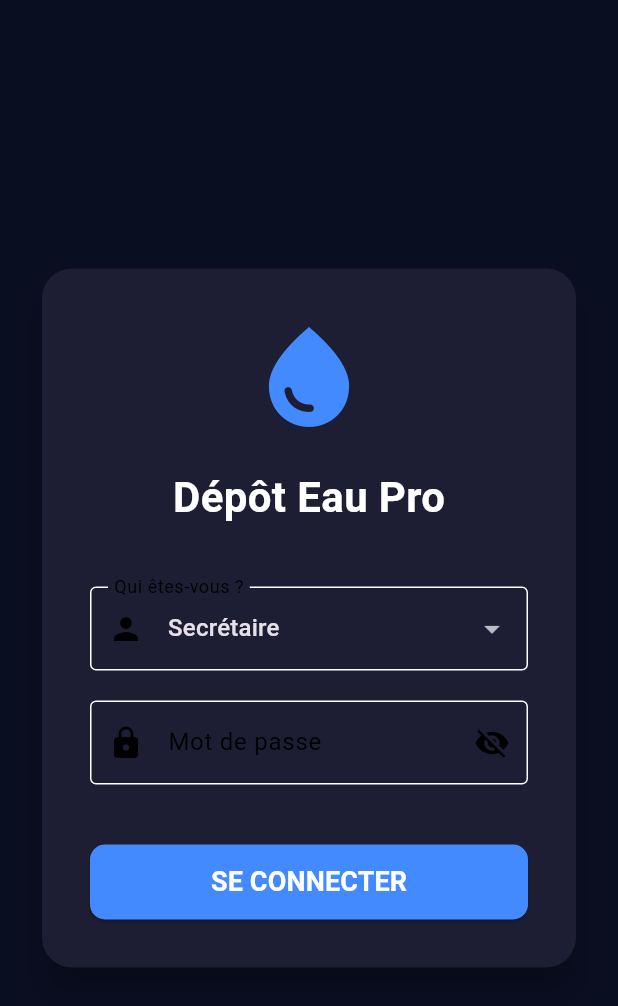
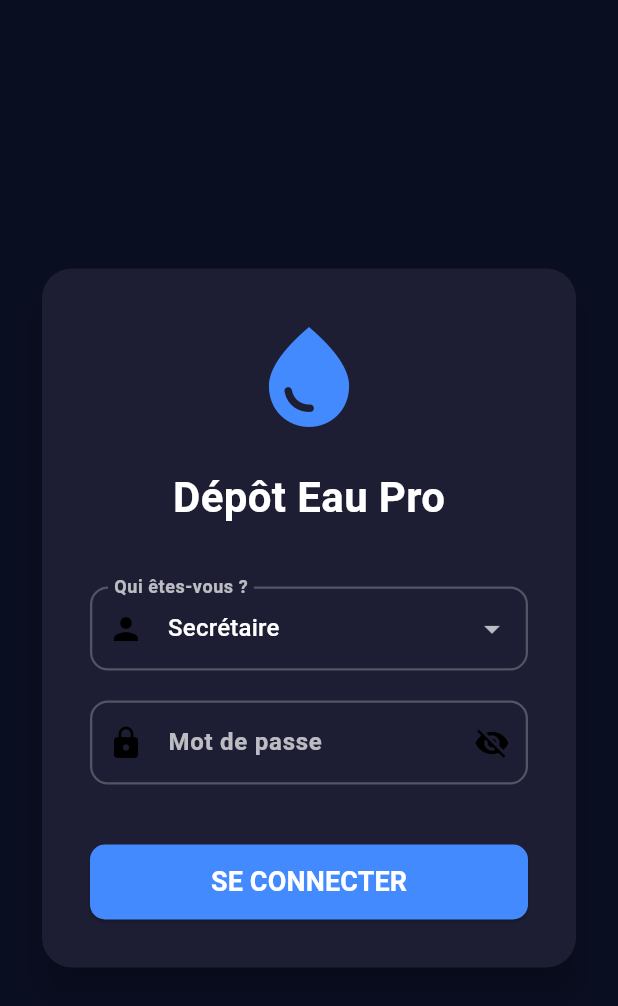
Before and after one commit to NeoGen77/Water, a Flutter app: the screen it shows after launch, on a phone screen of 412 x 824 dp. Shown: the top 1006 px of the screen. Run offline on Flutter 3.47's test engine with Material 3 defaults, Android fonts, the phone set to English and light mode, and no system bars; our stand-ins replace file_picker, sqflite, sqflite_common_ffi; accounts and stored records are empty.

Commit message:
Add more color for text visibility

```diff
--- a/lib/main.dart
+++ b/lib/main.dart
@@ -19,9 +19,6 @@ Future<void> main() async {
     databaseFactory = databaseFactoryFfi;
   }
 
-  // Initialisation de Supabase
-
-
   runApp(const WaterStockApp());
 }
 
@@ -35,23 +32,71 @@ class WaterStockApp extends StatelessWidget {
       debugShowCheckedModeBanner: false,
 
       theme: ThemeData.dark().copyWith(
-        scaffoldBackgroundColor: const Color(0xFF0A0E21),
-        cardColor: const Color(0xFF1D1E33),
+        scaffoldBackgroundColor: const Color(0xFF0A0E21), // Fond principal très sombre
+        cardColor: const Color(0xFF1D1E33),               // Fond des cartes un peu plus clair
+
+        // --- 1. ENTÊTES (APPBAR) LISIBLES ET PROS ---
         appBarTheme: const AppBarTheme(
           backgroundColor: Color(0xFF0A0E21),
           elevation: 0,
           centerTitle: true,
+          titleTextStyle: TextStyle(
+            color: Colors.white, // Blanc pur pour que le titre ressorte
+            fontWeight: FontWeight.bold,
+            fontSize: 22,
+            letterSpacing: 1.0,
+          ),
+          iconTheme: IconThemeData(color: Colors.white, size: 28),
         ),
+
+        // --- 2. BARRE DE NAVIGATION EN BAS ---
         bottomNavigationBarTheme: const BottomNavigationBarThemeData(
           backgroundColor: Color(0xFF1D1E33),
-          selectedItemColor: Color(0xFF4C4DDC),
-          unselectedItemColor: Colors.grey,
+          selectedItemColor: Color(0xFF4C4DDC), // Ton bleu brillant pour l'onglet actif
+          unselectedItemColor: Colors.white38,  // Gris clair pour les onglets inactifs (pas fade)
         ),
+
+        // --- 3. PALETTE DE COULEURS GLOBALE ---
         colorScheme: ColorScheme.fromSwatch().copyWith(
           primary: const Color(0xFF4C4DDC),
           secondary: const Color(0xFF00E676),
           error: const Color(0xFFFF5252),
           brightness: Brightness.dark,
+        ),
+
+        // --- 4. FORMULAIRES DE SAISIE PRO (Nouvelle marque, Quantité...) ---
+        inputDecorationTheme: InputDecorationTheme(
+          filled: true,
+          fillColor: const Color(0xFF1D1E33), // Le champ a la même couleur que les cartes
+          // Le texte au-dessus du champ (Label)
+          labelStyle: const TextStyle(
+            color: Colors.white70,
+            fontWeight: FontWeight.w600,
+            fontSize: 16,
+          ),
+          hintStyle: const TextStyle(color: Colors.white38),
+          // Bordure normale au repos
+          enabledBorder: OutlineInputBorder(
+            borderRadius: BorderRadius.circular(12),
+            borderSide: const BorderSide(color: Colors.white24, width: 1.5),
+          ),
+          // Bordure bleue bien visible quand tu cliques pour taper le texte
+          focusedBorder: OutlineInputBorder(
+            borderRadius: BorderRadius.circular(12),
+            borderSide: const BorderSide(color: Color(0xFF4C4DDC), width: 2.5),
+          ),
+          // Bordure rouge en cas d'erreur
+          errorBorder: OutlineInputBorder(
+            borderRadius: BorderRadius.circular(12),
+            borderSide: const BorderSide(color: Color(0xFFFF5252), width: 2),
+          ),
+        ),
+
+        // --- 5. TEXTES GLOBAUX CONTRASTÉS ---
+        textTheme: const TextTheme(
+          titleLarge: TextStyle(color: Colors.white, fontWeight: FontWeight.bold, fontSize: 20), // Noms des interfaces
+          bodyLarge: TextStyle(color: Colors.white, fontWeight: FontWeight.w600, fontSize: 16),  // Chiffres et données importantes
+          bodyMedium: TextStyle(color: Colors.white70, fontSize: 14),                            // Textes descriptifs
         ),
       ),
       // ON DÉMARRE SUR LE LOGIN
@@ -78,7 +123,6 @@ class _MainNavigationState extends State<MainNavigation> {
     // 1. On construit la liste des écrans selon le rôle
     List<Widget> screens = [
       const DashboardScreen(),
-      // LA MODIFICATION EST ICI : On passe la variable isAdmin
       OperationsScreen(isAdmin: widget.isAdmin),
     ];
 
```
